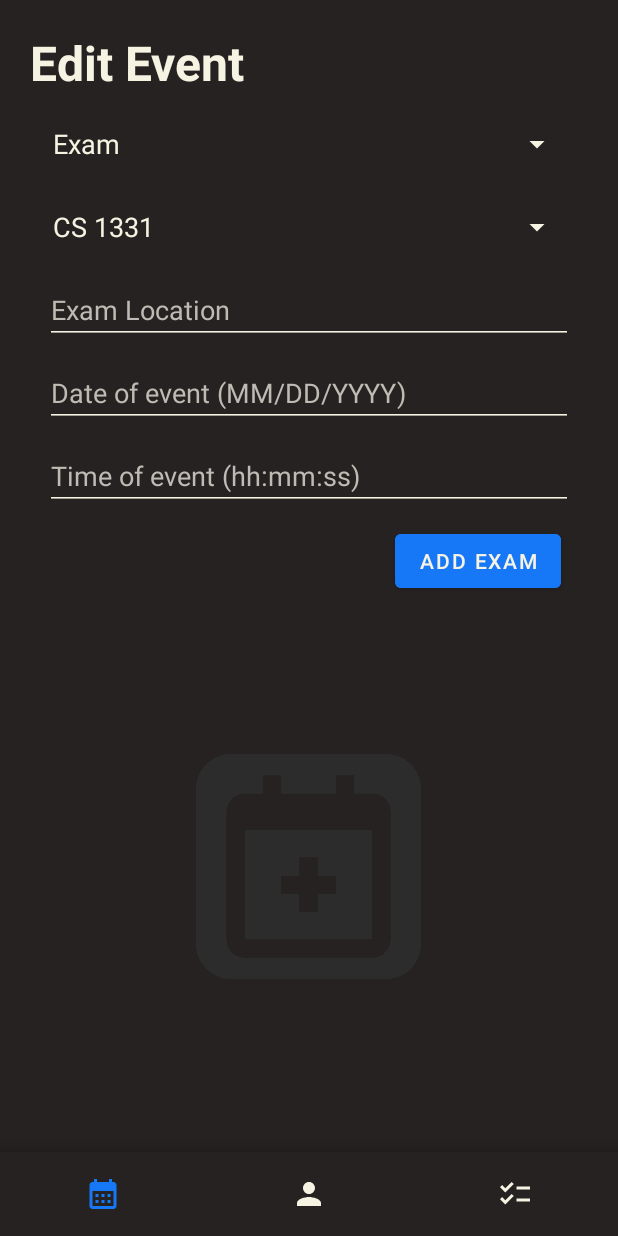
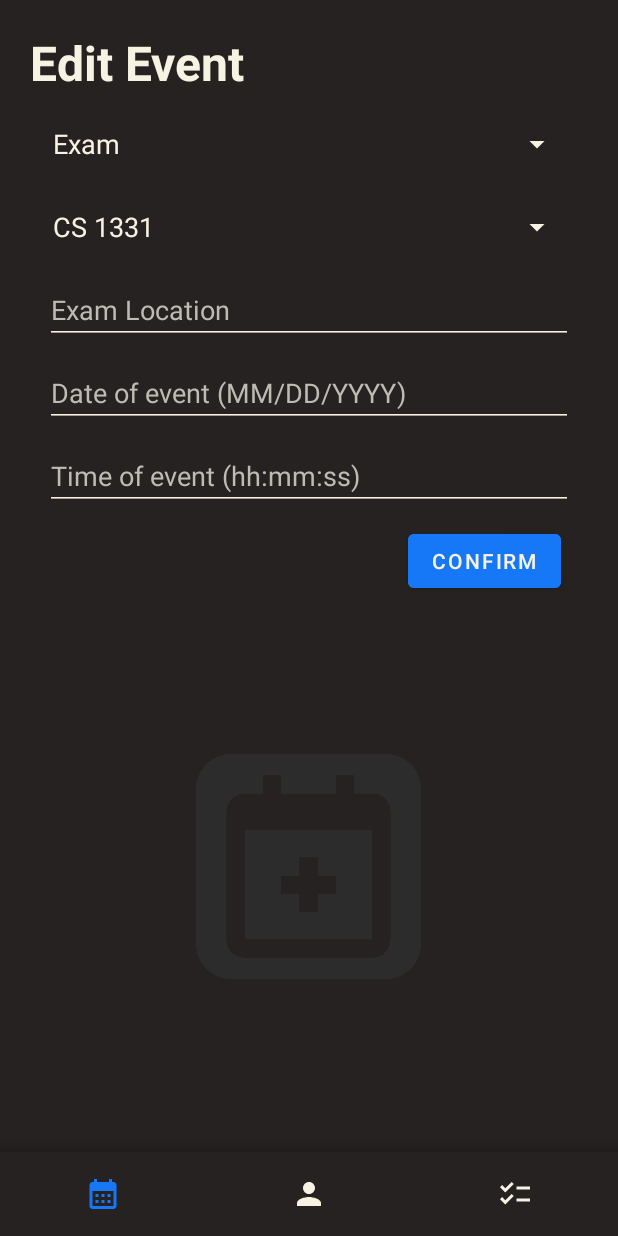
Before and after one commit to RolandHaden/SchedulerApp, an Android app: the fragment EditEventFragment placed in its activity, on a phone screen of 412 x 824 dp. Run offline under Robolectric (Android 15) with nearby library versions, the light colour scheme and no system bars.

Commit message:
fixed edit event button text

```diff
--- a/app/src/main/java/com/example/schedulerapp/ui/calendar/EditEventFragment.java
+++ b/app/src/main/java/com/example/schedulerapp/ui/calendar/EditEventFragment.java
@@ -21,13 +21,9 @@ import androidx.fragment.app.FragmentTransaction;
 
 import com.example.schedulerapp.R;
 import com.example.schedulerapp.databinding.FragmentEditEventBinding;
-import com.example.schedulerapp.databinding.FragmentNewEventBinding;
-import com.example.schedulerapp.ui.checklist.ChecklistItem;
-import com.example.schedulerapp.ui.checklist.ChecklistViewModel;
 import com.example.schedulerapp.ui.profile.ProfileViewModel;
 import com.example.schedulerapp.ui.profile.classObject;
 
-import java.io.Serializable;
 import java.util.ArrayList;
 import java.util.Calendar;
 import java.util.UUID;
@@ -94,7 +90,7 @@ public class EditEventFragment extends Fragment {
                 ((TextView) view).setTextSize(18);
                 ((TextView) view).setPadding(8, 0, 0, 0);
 
-                addButton.setText("ADD " + spinner.getSelectedItem().toString());
+                addButton.setText("CONFIRM");
                 name_location.setHint((spinner.getSelectedItem().equals("Exam")) ? "Exam Location" : "Assignment Title");
             }
 
```
